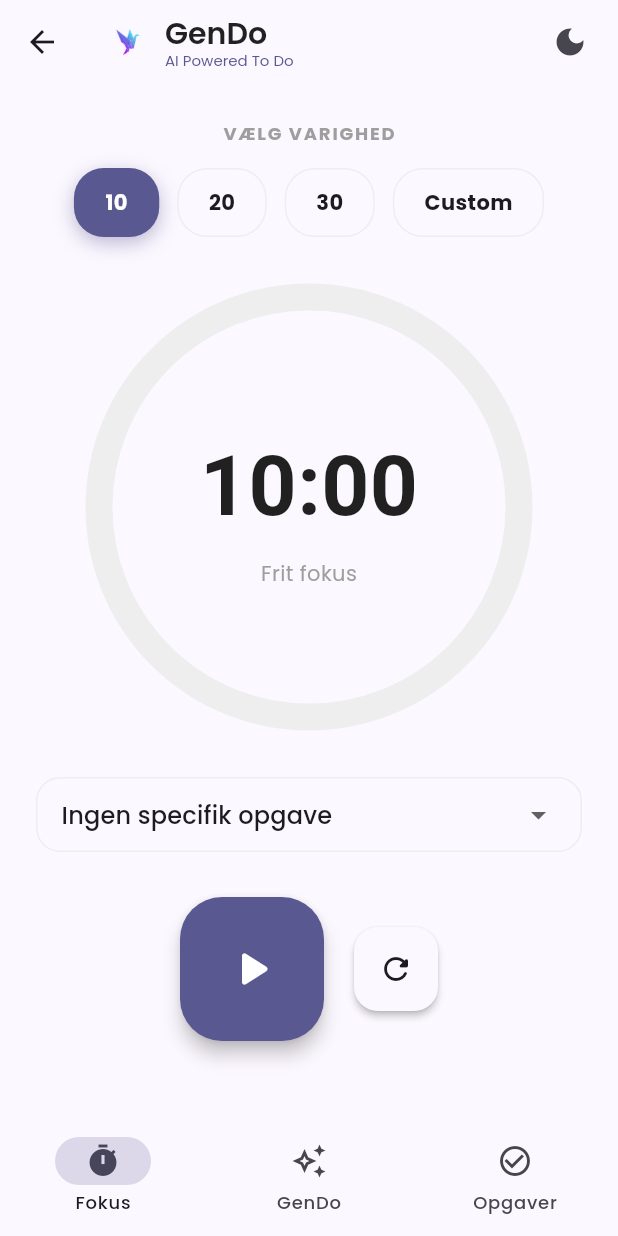
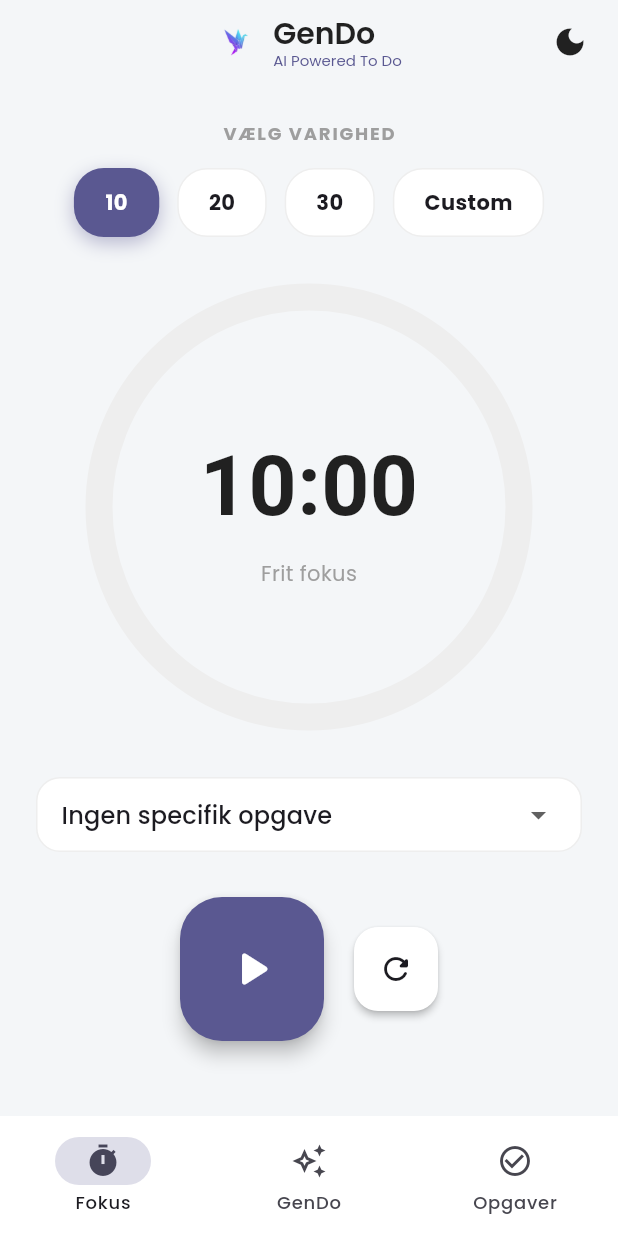
Before and after one commit to Zpolonius/gendo, a Flutter app: the MainScreen screen opened directly, after a tap on "10", on a phone screen of 412 x 824 dp. Run offline on Flutter 3.47's test engine with Material 3 defaults, Android fonts, the light colour scheme and no system bars; our stand-ins replace cloud_firestore, firebase_auth, google_fonts; accounts and stored records are empty.

Commit message:
working last

```diff
--- a/lib/main.dart
+++ b/lib/main.dart
@@ -1,90 +1,93 @@
 import 'package:flutter/material.dart';
 import 'package:provider/provider.dart';
 import 'package:google_fonts/google_fonts.dart';
-import 'package:intl/intl.dart';
+import 'package:intl/intl.dart'; // Til datoformatering
+import 'models.dart';
+import 'repository.dart';
 import 'viewmodel.dart';
-import 'repository.dart';
-import 'models.dart';
-import 'package:firebase_core/firebase_core.dart';
-import 'services/auth_service.dart';
-import 'screens/login_screen.dart';
 
-void main() async {
-  WidgetsFlutterBinding.ensureInitialized();
-  await Firebase.initializeApp();
-  runApp(const MyApp());
+void main() {
+  final taskRepository = MockTaskRepository();
+  runApp(
+    MultiProvider(
+      providers: [
+        ChangeNotifierProvider(create: (_) => AppViewModel(taskRepository)),
+      ],
+      child: const GenDoApp(),
+    ),
+  );
 }
 
-class MyApp extends StatelessWidget {
-  const MyApp({super.key});
+class GenDoApp extends StatelessWidget {
+  const GenDoApp({super.key});
 
   @override
   Widget build(BuildContext context) {
-    return MultiProvider(
-      providers: [
-        ChangeNotifierProvider(create: (_) => AppViewModel(MockTaskRepository())),
-        Provider<AuthService>(create: (_) => AuthService()),
-      ],
-      child: Consumer<AppViewModel>(
-        builder: (context, vm, child) {
+    final vm = context.watch<AppViewModel>();
+    const primaryColor = Color(0xFF6C63FF);
+    final textTheme = GoogleFonts.poppinsTextTheme();
+
     return MaterialApp(
       title: 'GenDo',
       debugShowCheckedModeBanner: false,
+
+      // --- LIGHT THEME ---
       theme: ThemeData(
+        useMaterial3: true,
+        brightness: Brightness.light,
+        textTheme: textTheme,
         colorScheme: ColorScheme.fromSeed(
-                seedColor: const Color(0xFF6C63FF),
-                brightness: Brightness.light,
+          seedColor: primaryColor,
+          surface: Colors.white,
         ),
+        scaffoldBackgroundColor: const Color(0xFFF4F6F8),
+        appBarTheme: const AppBarTheme(
+          backgroundColor: Colors.transparent,
+          elevation: 0.0,
+          centerTitle: true,
+          iconTheme: IconThemeData(color: Colors.black87),
+        ),
+      ),
+
+      // --- DARK THEME ---
+      darkTheme: ThemeData(
         useMaterial3: true,
-              textTheme: GoogleFonts.poppinsTextTheme(),
+        brightness: Brightness.dark,
+        textTheme: textTheme.apply(bodyColor: Colors.white, displayColor: Colors.white),
+        colorScheme: ColorScheme.fromSeed(
+          seedColor: primaryColor,
+          brightness: Brightness.dark,
+          surface: const Color(0xFF1E1E2C),
         ),
-            darkTheme: ThemeData(
-              colorScheme: ColorScheme.fromSeed(
-                seedColor: const Color(0xFF6C63FF),
-                brightness: Brightness.dark,
+        scaffoldBackgroundColor: const Color(0xFF121212),
+        appBarTheme: const AppBarTheme(
+          backgroundColor: Colors.transparent,
+          elevation: 0.0,
+          centerTitle: true,
+          iconTheme: IconThemeData(color: Colors.white),
         ),
-              useMaterial3: true,
-              textTheme: GoogleFonts.poppinsTextTheme(ThemeData.dark().textTheme),
+        inputDecorationTheme: InputDecorationTheme(
+          filled: true,
+          fillColor: const Color(0xFF2A2A3D),
+          border: OutlineInputBorder(
+            borderRadius: BorderRadius.circular(12),
+            borderSide: BorderSide.none,
           ),
+          hintStyle: TextStyle(color: Colors.grey[500]),
+        ),
+      ),
+
       themeMode: vm.isDarkMode ? ThemeMode.dark : ThemeMode.light,
-            home: const AuthWrapper(),
-          );
-        },
-      ),
-    );
-  }
-}
-
-class AuthWrapper extends StatelessWidget {
-  const AuthWrapper({super.key});
-
-  @override
-  Widget build(BuildContext context) {
-    final authService = Provider.of<AuthService>(context);
-    return StreamBuilder(
-      stream: authService.user,
-      builder: (_, AsyncSnapshot snapshot) {
-        if (snapshot.connectionState == ConnectionState.active) {
-          final user = snapshot.data;
-          return user == null ? const LoginScreen() : const MainScreen();
-        }
-        return const Scaffold(
-          body: Center(
-            child: CircularProgressIndicator(),
-          ),
-        );
-      },
+      home: const MainScreen(),
     );
   }
 }
 
 class MainScreen extends StatefulWidget {
   const MainScreen({super.key});
-
   @override
   State<MainScreen> createState() => _MainScreenState();
 }
-
 
 class _MainScreenState extends State<MainScreen> {
   int _currentIndex = 1;
--- a/lib/viewmodel.dart
+++ b/lib/viewmodel.dart
@@ -7,7 +7,7 @@ import 'repository.dart';
 enum TimerStatus { idle, working, finishedWork, onBreak }
 
 class AppViewModel extends ChangeNotifier {
-  final TaskRepository _repository;
+  TaskRepository _repository;
 
   // --- STATE: THEME ---
   bool _isDarkMode = false;
@@ -30,7 +30,12 @@ class AppViewModel extends ChangeNotifier {
   String? _selectedTaskId;
 
   AppViewModel(this._repository) {
-    loadData(); // Ændret fra loadTasks til loadData
+    loadData();
+  }
+
+  void updateRepository(TaskRepository repository) {
+    _repository = repository;
+    loadData();
   }
 
   // Getters
--- a/pubspec.yaml
+++ b/pubspec.yaml
@@ -50,6 +50,7 @@ dependencies:
   intl: ^0.20.2
   firebase_core: ^3.6.0
   firebase_auth: ^5.3.1
+  cloud_firestore: ^5.4.4
 
 # For information on the generic Dart part of this file, see the
 # following page: https://dart.dev/tools/pub/pubspec
```
Also changed, not shown: lib/repository.dart (+61 -0 lines), pubspec.lock, 3 other files. Lines whose indentation alone changed are shown as unchanged.
